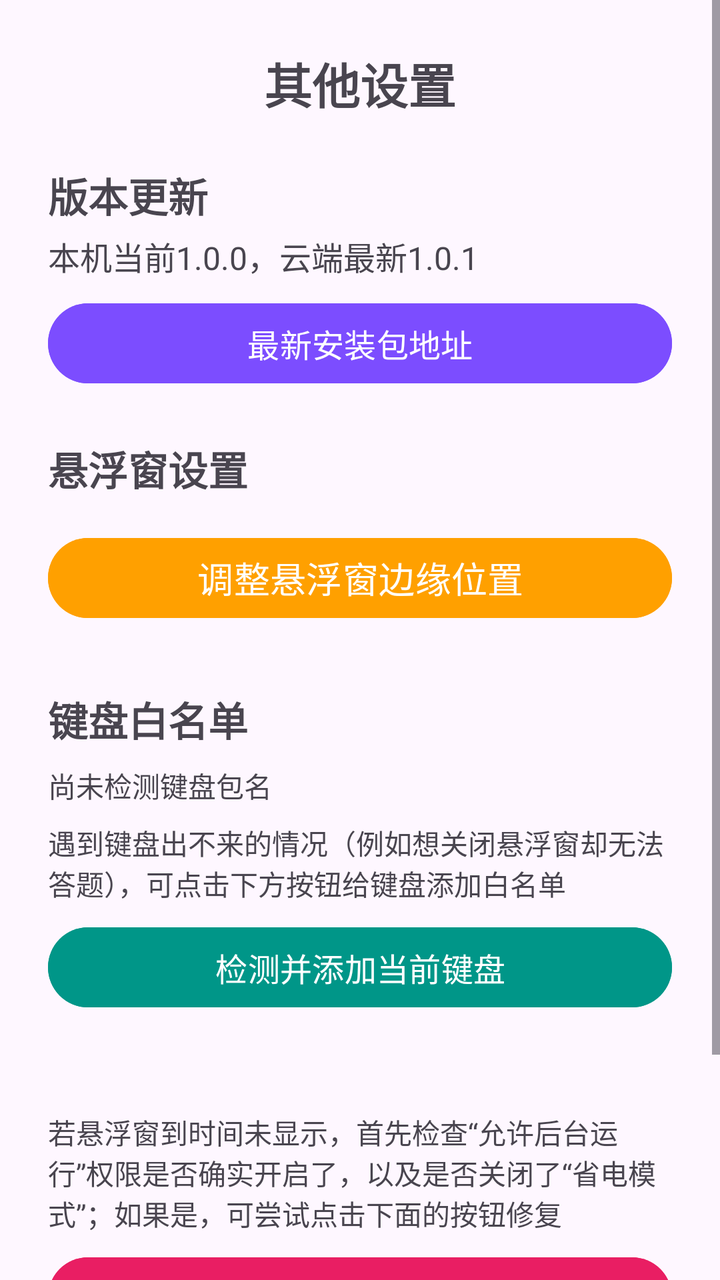
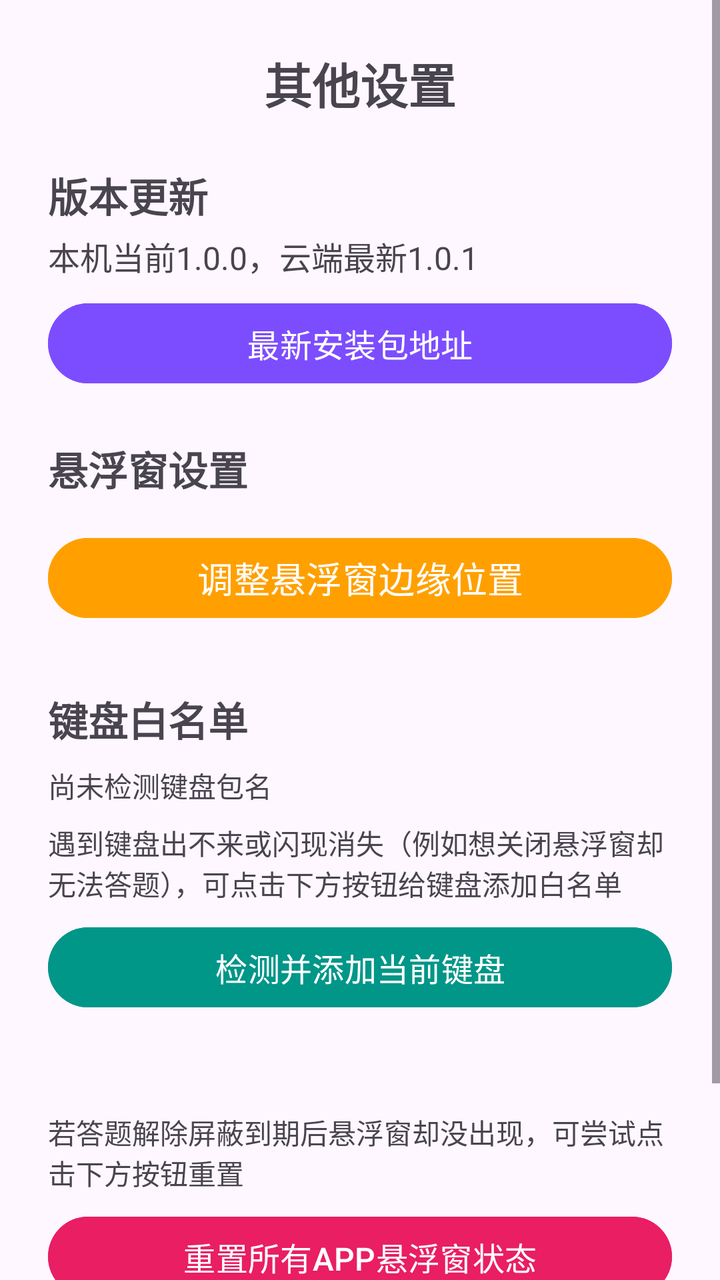

Screens rendered from an Android XML layout before and after an edit, with the pre-edit source and the edit as a unified diff.
<!-- AndroidManifest.xml: application theme Theme.Basic -->
<!-- res/layout/fragment_settings.xml -->
<?xml version="1.0" encoding="utf-8"?>
<ScrollView xmlns:android="http://schemas.android.com/apk/res/android"
    xmlns:app="http://schemas.android.com/apk/res-auto"
    android:layout_width="match_parent"
    android:layout_height="match_parent"
    android:fillViewport="true">

    <LinearLayout
        android:layout_width="match_parent"
        android:layout_height="wrap_content"
        android:orientation="vertical"
        android:padding="24dp">

        <TextView
            android:id="@+id/tv_goal_title"
            android:layout_width="match_parent"
            android:layout_height="wrap_content"
            android:gravity="center"
            android:text="其他设置"
            android:textSize="24sp"
            android:textStyle="bold"
            android:layout_marginBottom="16dp" />

        
        <RelativeLayout
            android:layout_width="match_parent"
            android:layout_height="wrap_content"
            android:layout_marginTop="8dp"
            android:layout_marginBottom="4dp">
            
            <TextView
                android:id="@+id/tv_version_update_title"
                android:layout_width="wrap_content"
                android:layout_height="wrap_content"
                android:text="版本更新"
                android:textSize="20sp"
                android:textStyle="bold" />
            
            <RelativeLayout
                android:id="@+id/iv_version_update_red_dot"
                android:layout_width="16dp"
                android:layout_height="16dp"
                android:layout_alignTop="@id/tv_version_update_title"
                android:layout_toEndOf="@id/tv_version_update_title"
                android:layout_marginStart="4dp"
                android:layout_marginTop="1dp"
                android:background="@drawable/red_badge_with_1"
                android:visibility="gone">
                
                <TextView
                    android:layout_width="match_parent"
                    android:layout_height="match_parent"
                    android:text="1"
                    android:textColor="#FFFFFF"
                    android:textSize="10sp"
                    android:textStyle="bold"
                    android:gravity="center" />
                    
            </RelativeLayout>
                
        </RelativeLayout>

        <TextView
            android:id="@+id/tv_version_detail"
            android:layout_width="wrap_content"
            android:layout_height="wrap_content"
            android:text="本机当前1.0.0，云端最新1.0.1"
            android:textSize="16sp"
            android:layout_marginBottom="8dp"/>

        <Button
            android:id="@+id/btn_latest_apk"
            android:layout_width="match_parent"
            android:layout_height="wrap_content"
            android:text="最新安装包地址"
            android:backgroundTint="#7C4DFF"
            android:textColor="#FFFFFF"
            android:textSize="16sp"
            android:layout_marginBottom="24dp" />


        
        <TextView
            android:id="@+id/tv_settings_title"
            android:layout_width="wrap_content"
            android:layout_height="wrap_content"
            android:text="悬浮窗设置"
            android:textSize="20sp"
            android:textStyle="bold"
            android:layout_marginBottom="16dp" />

        
        <Button
            android:id="@+id/btn_floating_position"
            android:layout_width="match_parent"
            android:layout_height="wrap_content"
            android:text="调整悬浮窗边缘位置"
            android:backgroundTint="#FFA000"
            android:textColor="#FFFFFF"
            android:textSize="18sp"
            android:layout_marginBottom="32dp" />

        
        <TextView
            android:id="@+id/tv_keyboard_title"
            android:layout_width="wrap_content"
            android:layout_height="wrap_content"
            android:text="键盘白名单"
            android:textSize="20sp"
            android:textStyle="bold"
            android:layout_marginBottom="8dp" />

        <TextView
            android:id="@+id/tv_keyboard_package"
            android:layout_width="match_parent"
            android:layout_height="wrap_content"
            android:text="尚未检测键盘包名"
            android:textSize="14sp"
            android:layout_marginBottom="8dp" />

        <TextView
            android:id="@+id/tv_keyboard_hint"
            android:layout_width="match_parent"
            android:layout_height="wrap_content"
            android:text="遇到键盘出不来的情况（例如想关闭悬浮窗却无法答题），可点击下方按钮给键盘添加白名单"
            android:textSize="14sp"
            android:layout_marginBottom="8dp" />

        <Button
            android:id="@+id/btn_keyboard_allow"
            android:layout_width="match_parent"
            android:layout_height="wrap_content"
            android:text="检测并添加当前键盘"
            android:backgroundTint="#009688"
            android:textColor="#FFFFFF"
            android:textSize="16sp"
            android:layout_marginBottom="32dp" />

        
        <TextView
            android:layout_width="wrap_content"
            android:layout_height="wrap_content"
            android:text="若悬浮窗到时间未显示，首先检查“允许后台运行”权限是否确实开启了，以及是否关闭了“省电模式”；如果是，可尝试点击下面的按钮修复"
            android:textSize="14sp"
            android:layout_marginTop="16dp"
            android:layout_marginBottom="8dp" />

        
        <Button
            android:id="@+id/btn_reset_floating_state"
            android:layout_width="match_parent"
            android:layout_height="wrap_content"
            android:text="重置所有APP悬浮窗状态"
            android:backgroundTint="#E91E63"
            android:textColor="#FFFFFF"
            android:textSize="16sp"
            android:layout_marginBottom="16dp" />

        
        <LinearLayout
            android:layout_width="match_parent"
            android:layout_height="wrap_content"
            android:orientation="horizontal"
            android:gravity="center_vertical"
            android:layout_marginBottom="16dp">

            <TextView
                android:layout_width="wrap_content"
                android:layout_height="wrap_content"
                android:text="记录包名"
                android:textSize="16sp"
                android:textStyle="bold"
                android:textColor="@android:color/black" />

            <ToggleButton
                android:id="@+id/toggle_package_log"
                android:layout_width="44dp"
                android:layout_height="22dp"
                android:layout_marginStart="8dp"
                android:layout_marginEnd="12dp"
                android:background="@drawable/toggle_switch_background_large"
                android:textOff=""
                android:textOn=""
                android:checked="false" />

            <Button
                android:id="@+id/btn_package_log"
                android:layout_width="wrap_content"
                android:layout_height="wrap_content"
                android:text="包名日志"
                android:backgroundTint="#607D8B"
                android:textColor="#FFFFFF"
                android:textSize="16sp" />

        </LinearLayout>

    </LinearLayout>
</ScrollView>
<!-- resources referenced by this layout -->
<resources>
  <!-- drawable red_badge_with_1 (drawable) -->
  <?xml version="1.0" encoding="utf-8"?>
  <shape xmlns:android="http://schemas.android.com/apk/res/android"
      android:shape="oval">
      <solid android:color="#F44336" />
      <size
          android:width="16dp"
          android:height="16dp" />
  </shape>
  <!-- drawable toggle_switch_background_large (drawable) -->
  <?xml version="1.0" encoding="utf-8"?>
  <selector xmlns:android="http://schemas.android.com/apk/res/android">
      
      <item android:state_checked="true">
          <layer-list>
              <item>
                  <shape android:shape="rectangle">
                      <solid android:color="#4CAF50" />
                      <corners android:radius="14dp" />
                  </shape>
              </item>
              <item android:gravity="end" android:right="3dp">
                  <shape android:shape="oval">
                      <solid android:color="#FFFFFF" />
                      <size android:width="16dp" android:height="16dp" />
                  </shape>
              </item>
          </layer-list>
      </item>
  
      
      <item android:state_checked="false">
          <layer-list>
              <item>
                  <shape android:shape="rectangle">
                      <solid android:color="#FFFFFF" />
                      <stroke android:width="1dp" android:color="#CCCCCC" />
                      <corners android:radius="14dp" />
                  </shape>
              </item>
              <item android:gravity="start" android:left="3dp">
                  <shape android:shape="oval">
                      <solid android:color="#CCCCCC" />
                      <size android:width="16dp" android:height="16dp" />
                  </shape>
              </item>
          </layer-list>
      </item>
  </selector>
  <style name="Theme.Basic" parent="Base.Theme.Basic" />
  <style name="Base.Theme.Basic" parent="Theme.Material3.DayNight.NoActionBar">
          
          
      </style>
</resources>

<!-- the commit's change to res/layout/fragment_settings.xml (unified diff, before → after) -->
@@ -122,7 +122,7 @@
             android:id="@+id/tv_keyboard_hint"
             android:layout_width="match_parent"
             android:layout_height="wrap_content"
-            android:text="遇到键盘出不来的情况（例如想关闭悬浮窗却无法答题），可点击下方按钮给键盘添加白名单"
+            android:text="遇到键盘出不来或闪现消失（例如想关闭悬浮窗却无法答题），可点击下方按钮给键盘添加白名单"
             android:textSize="14sp"
             android:layout_marginBottom="8dp" />
 
@@ -140,7 +140,7 @@
         <TextView
             android:layout_width="wrap_content"
             android:layout_height="wrap_content"
-            android:text="若悬浮窗到时间未显示，首先检查“允许后台运行”权限是否确实开启了，以及是否关闭了“省电模式”；如果是，可尝试点击下面的按钮修复"
+            android:text="若答题解除屏蔽到期后悬浮窗却没出现，可尝试点击下方按钮重置"
             android:textSize="14sp"
             android:layout_marginTop="16dp"
             android:layout_marginBottom="8dp" />
